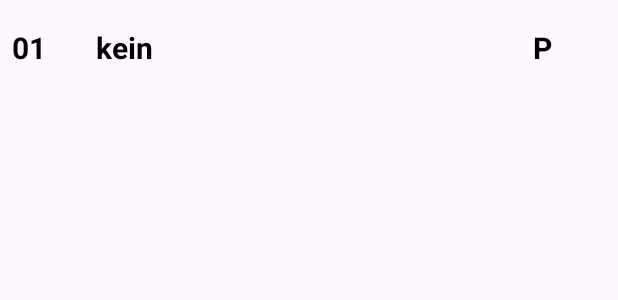
After one commit to NguyenHuuKien1105/Prm_project, an Android app: the layout student_item.xml on its own in the app's theme, with its tools: preview values and no code run, on a phone screen of 412 x 824 dp. The commit adds this screen. Shown: the top 300 px of the screen. Run offline under Robolectric (Android 15) with nearby library versions, the phone set to English and light mode, and no system bars.

Commit message:
Create student adapter, student menu and done create new student

```diff
--- a/app/src/main/java/com/example/prm/ClassItem.java
+++ b/app/src/main/java/com/example/prm/ClassItem.java
@@ -3,9 +3,6 @@ package com.example.prm;
 public class ClassItem {
     private String className;
     private String subject;
-
-    public ClassItem() {
-    }
 
     public ClassItem(String className, String subject) {
         this.className = className;
--- a/app/src/main/java/com/example/prm/MainActivity.java
+++ b/app/src/main/java/com/example/prm/MainActivity.java
@@ -41,15 +41,14 @@ public class MainActivity extends AppCompatActivity {
         fabMain = findViewById(R.id.fab_main);
         fabMain.setOnClickListener(v -> showDialog());
 
+        setToolbar();
         recyclerView = findViewById(R.id.recyclerView);
         recyclerView.setHasFixedSize(true);
         layoutManager = new LinearLayoutManager(this);
         recyclerView.setLayoutManager(layoutManager);
-
         classAdapter = new ClassAdapter(this, classItems);
         recyclerView.setAdapter(classAdapter);
         classAdapter.setOnItemClickListener(position -> gotoItemActivity(position));
-        setToolbar();
     }
 
     private void setToolbar() {
--- /dev/null
+++ b/app/src/main/res/layout/student_item.xml
@@ -0,0 +1,42 @@
+<?xml version="1.0" encoding="utf-8"?>
+<RelativeLayout xmlns:android="http://schemas.android.com/apk/res/android"
+    android:layout_width="match_parent"
+    android:layout_height="64dp">
+
+    <RelativeLayout
+        android:layout_width="match_parent"
+        android:layout_height="wrap_content"
+        android:padding="8dp"
+        android:layout_centerVertical="true">
+
+        <TextView
+            android:id="@+id/roll"
+            android:layout_width="wrap_content"
+            android:layout_height="wrap_content"
+            android:text="01"
+            android:textColor="@color/black"
+            android:textSize="20sp"
+            android:textStyle="bold" />
+
+        <TextView
+            android:id="@+id/name"
+            android:layout_width="wrap_content"
+            android:layout_height="wrap_content"
+            android:layout_marginStart="56dp"
+            android:text="kein"
+            android:textColor="@color/black"
+            android:textSize="20sp"
+            android:textStyle="bold" />
+
+        <TextView
+            android:id="@+id/status"
+            android:layout_alignParentEnd="true"
+            android:layout_width="wrap_content"
+            android:layout_height="wrap_content"
+            android:layout_marginEnd="36dp"
+            android:text="P"
+            android:textColor="@color/black"
+            android:textSize="20sp"
+            android:textStyle="bold" />
+    </RelativeLayout>
+</RelativeLayout>
--- /dev/null
+++ b/app/src/main/res/menu/student_menu.xml
@@ -0,0 +1,6 @@
+<?xml version="1.0" encoding="utf-8"?>
+<menu xmlns:android="http://schemas.android.com/apk/res/android">
+    <item
+        android:id="@+id/add_student"
+        android:title="ADD STUDENT" />
+</menu>
```
Also changed, not shown: app/src/main/java/com/example/prm/MyDialog.java (+33 -0 lines), app/src/main/java/com/example/prm/StudentActivity.java (+51 -1 lines), app/src/main/java/com/example/prm/StudentAdapter.java (added, +70 -0 lines), app/src/main/java/com/example/prm/StudentItem.java (added, +37 -0 lines), app/src/main/res/layout/activity_student.xml (+11 -4 lines).
